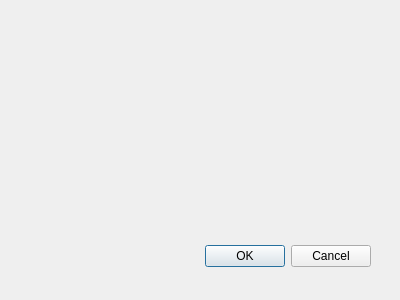
Qt form qgis/examples/quickapi/quick_api_dialog_base.ui (gis-ops/tutorials) before a commit.
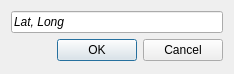
The same form after that commit.

Patch:
```diff
--- a/qgis/examples/quickapi/quick_api_dialog_base.ui
+++ b/qgis/examples/quickapi/quick_api_dialog_base.ui
@@ -1,33 +1,41 @@
 <ui version="4.0" >
  <class>QuickApiDialogBase</class>
- <widget class="QDialog" name="QuickApiDialogBase" >
-  <property name="geometry" >
+ <widget class="QDialog" name="QuickApiDialogBase">
+  <property name="geometry">
    <rect>
     <x>0</x>
     <y>0</y>
-    <width>400</width>
-    <height>300</height>
+    <width>234</width>
+    <height>74</height>
    </rect>
   </property>
   <property name="windowTitle" >
    <string>Quick API</string>
   </property>
-  <widget class="QDialogButtonBox" name="button_box" >
-   <property name="geometry" >
-    <rect>
-     <x>30</x>
-     <y>240</y>
-     <width>341</width>
-     <height>32</height>
-    </rect>
-   </property>
-   <property name="orientation" >
-    <enum>Qt::Horizontal</enum>
-   </property>
-   <property name="standardButtons" >
-    <set>QDialogButtonBox::Cancel|QDialogButtonBox::Ok</set>
-   </property>
-  </widget>
+  <layout class="QVBoxLayout" name="verticalLayout">
+   <item>
+    <widget class="QLineEdit" name="lineedit_xy">
+     <property name="font">
+      <font>
+       <italic>true</italic>
+      </font>
+     </property>
+     <property name="text">
+      <string>Lat, Long</string>
+     </property>
+    </widget>
+   </item>
+   <item>
+    <widget class="QDialogButtonBox" name="button_box">
+     <property name="orientation">
+      <enum>Qt::Horizontal</enum>
+     </property>
+     <property name="standardButtons">
+      <set>QDialogButtonBox::Cancel|QDialogButtonBox::Ok</set>
+     </property>
+    </widget>
+   </item>
+  </layout>
  </widget>
  <resources/>
  <connections>
```
Left out of the diff: 29 changed lines with no effect on the pictures.
